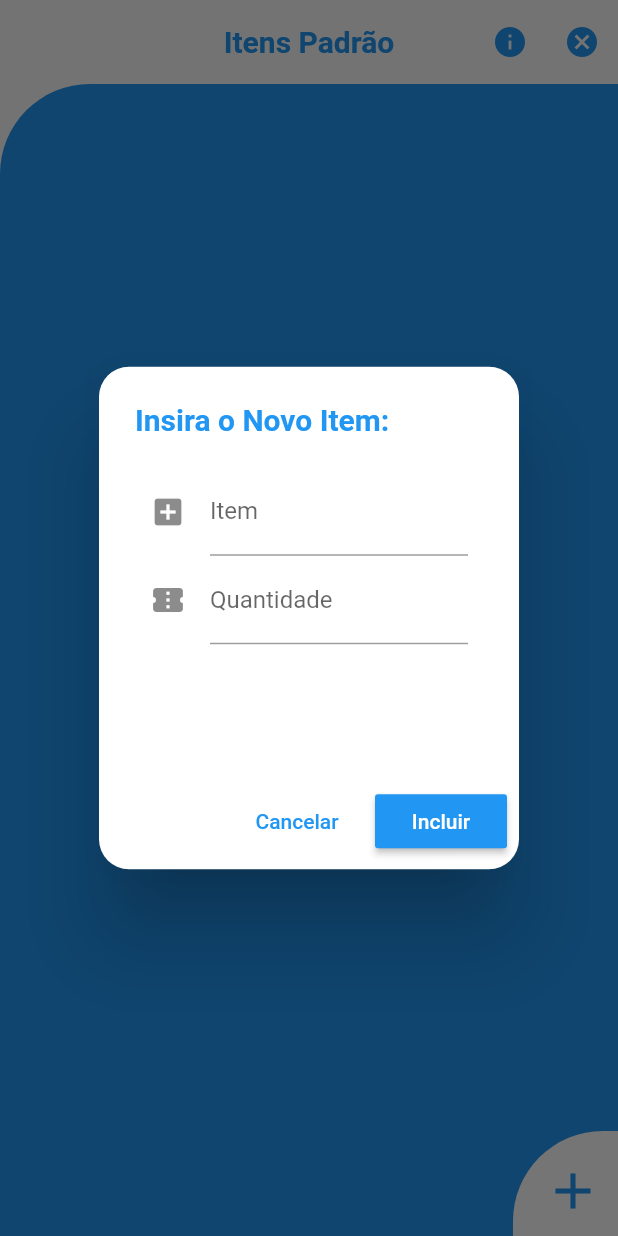
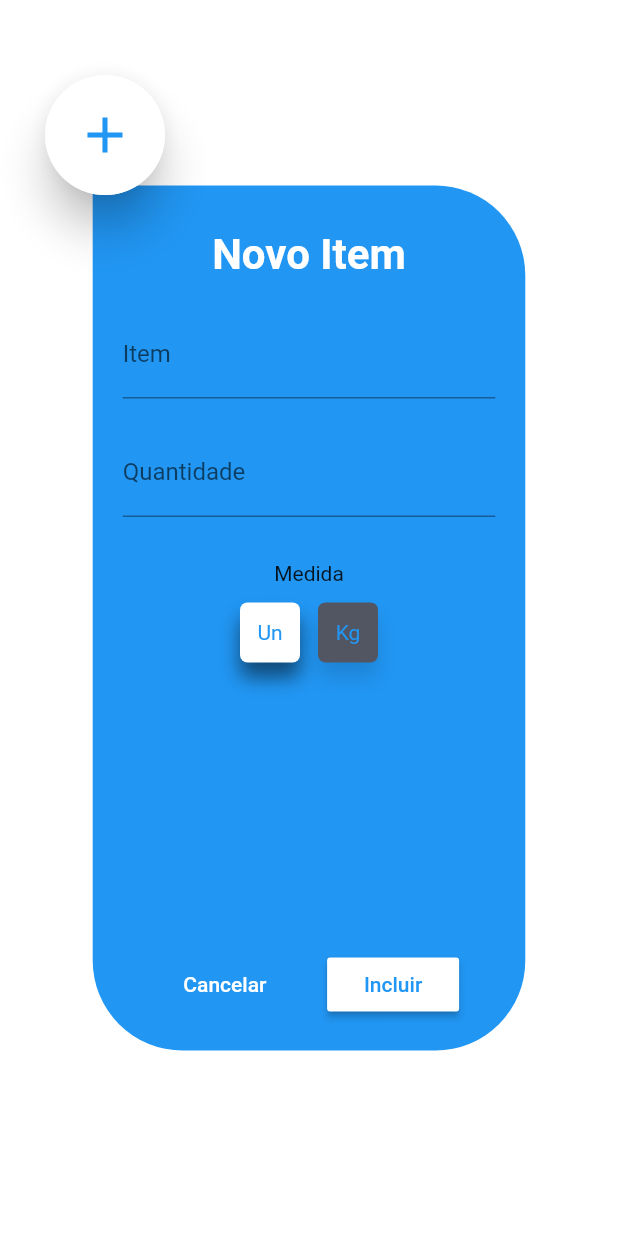
Before and after one commit to rein4nl1m/compre_certo, a Flutter app: the screen it shows after launch, after a tap on the "add" icon, on a phone screen of 412 x 824 dp. Run offline on Flutter 3.47's test engine with Material 2 defaults, Android fonts, the phone set to English and light mode, and no system bars; our stand-ins replace sqflite; accounts and stored records are empty.

Commit message:
Melhoria na tela de Novo Item

```diff
--- a/lib/screen/itensPadraoScreen.dart
+++ b/lib/screen/itensPadraoScreen.dart
@@ -1,5 +1,6 @@
 import 'package:compre_certo/db/dbProvider.dart';
 import 'package:compre_certo/models/itemModel.dart';
+import 'package:compre_certo/screen/novoItemScreen.dart';
 import 'package:compre_certo/widgets/editarItemAlert.dart';
 import 'package:compre_certo/widgets/infoAlert.dart';
 import 'package:compre_certo/widgets/novoItemAlert.dart';
@@ -68,7 +69,8 @@ class _ItensPadraoScreenState extends State<ItensPadraoScreen> {
                         fontWeight: FontWeight.bold),
                     textAlign: TextAlign.center,
                   ),
-                  shape: RoundedRectangleBorder(borderRadius: BorderRadius.circular(20)),
+                  shape: RoundedRectangleBorder(
+                      borderRadius: BorderRadius.circular(20)),
                   content: const Text(
                       "Não existem itens na lista para serem excluídos!"),
                   actions: <Widget>[
@@ -217,7 +219,9 @@ class _ItensPadraoScreenState extends State<ItensPadraoScreen> {
               bottom: 0,
               right: 0,
               child: InkWell(
-                onTap: showAlertNovoItem,
+                onTap: () => Navigator.push(context,
+                    MaterialPageRoute(builder: (context) => NovoItemScreen())),
+                //showAlertNovoItem,
                 child: Container(
                   decoration: BoxDecoration(
                       color: Colors.white,
--- /dev/null
+++ b/lib/screen/novoItemScreen.dart
@@ -0,0 +1,191 @@
+import 'package:compre_certo/db/dbProvider.dart';
+import 'package:compre_certo/models/itemModel.dart';
+import 'package:flutter/material.dart';
+
+class NovoItemScreen extends StatefulWidget {
+  @override
+  _NovoItemScreenState createState() => _NovoItemScreenState();
+}
+
+class _NovoItemScreenState extends State<NovoItemScreen> {
+  GlobalKey<FormState> _form = GlobalKey<FormState>();
+  TextEditingController _itemController = TextEditingController();
+  TextEditingController _qtdController = TextEditingController();
+  FocusNode _nodeItem = FocusNode();
+  FocusNode _nodeQtd = FocusNode();
+  DBProvider db = DBProvider.instance;
+  int currentUnidIndex = 0;
+  List<String> unidList = ["Un", "Kg"];
+
+  @override
+  Widget build(BuildContext context) {
+    Widget unidItem(String size, bool isSelected, BuildContext context) {
+      return Padding(
+        padding: const EdgeInsets.all(6.0),
+        child: Container(
+          width: 40.0,
+          height: 40.0,
+          decoration: BoxDecoration(
+              color: isSelected ? Colors.white : Color(0xFF525663),
+              borderRadius: BorderRadius.circular(5.0),
+              boxShadow: [
+                BoxShadow(
+                    color: isSelected
+                        ? Colors.black.withOpacity(.5)
+                        : Colors.black12,
+                    offset: Offset(0.0, 10.0),
+                    blurRadius: 10.0)
+              ]),
+          child: Center(
+            child: Text(size, style: TextStyle(color: Colors.blue)),
+          ),
+        ),
+      );
+    }
+
+    return Scaffold(
+      backgroundColor: Colors.white,
+      body: Stack(
+        children: <Widget>[
+          Center(
+            child: Container(
+              height: MediaQuery.of(context).size.height * .7,
+              width: MediaQuery.of(context).size.width * .7,
+              decoration: BoxDecoration(
+                  color: Colors.blue,
+                  borderRadius: BorderRadius.only(
+                      topRight: Radius.circular(60),
+                      bottomLeft: Radius.circular(60),
+                      bottomRight: Radius.circular(60))),
+              padding:
+                  EdgeInsets.only(top: 30, bottom: 20, left: 20, right: 20),
+              child: Column(
+                  mainAxisAlignment: MainAxisAlignment.start,
+                  children: <Widget>[
+                    const Text("Novo Item",
+                        style: TextStyle(
+                            color: Colors.white,
+                            fontSize: 28,
+                            fontWeight: FontWeight.bold)),
+                    SingleChildScrollView(
+                      child: Form(
+                        key: _form,
+                        child: Column(
+                          children: <Widget>[
+                            SizedBox(
+                              height: 20,
+                            ),
+                            TextFormField(
+                              decoration: InputDecoration(labelText: "Item"),
+                              controller: _itemController,
+                              focusNode: _nodeItem,
+                              textInputAction: TextInputAction.next,
+                              onFieldSubmitted: (_) =>
+                                  FocusScope.of(context).requestFocus(_nodeQtd),
+                              validator: (value) {
+                                if (value.isEmpty ||
+                                    value == "" ||
+                                    value.length < 2) {
+                                  FocusScope.of(context)
+                                      .requestFocus(_nodeItem);
+                                  return "Insira um item válido";
+                                }
+                              },
+                            ),
+                            SizedBox(
+                              height: 20,
+                            ),
+                            TextFormField(
+                                decoration: InputDecoration(
+                                  labelText: "Quantidade",
+                                ),
+                                controller: _qtdController,
+                                keyboardType: TextInputType.number,
+                                focusNode: _nodeQtd,
+                                validator: (value) {
+                                  if (value.isEmpty || int.parse(value) == 0) {
+                                    return "Insira uma quantidade válida";
+                                  }
+                                })
+                          ],
+                        ),
+                      ),
+                    ),
+                    SizedBox(
+                      height: 30,
+                    ),
+                    Column(
+                        crossAxisAlignment: CrossAxisAlignment.center,
+                        children: <Widget>[
+                          Text("Medida"),
+                          SizedBox(height: 5),
+                          Row(
+                              mainAxisAlignment: MainAxisAlignment.center,
+                              crossAxisAlignment: CrossAxisAlignment.center,
+                              children: unidList.map((item) {
+                                var index = unidList.indexOf(item);
+                                return GestureDetector(
+                                  onTap: () {
+                                    setState(() {
+                                      currentUnidIndex = index;
+                                    });
+                                  },
+                                  child: unidItem(
+                                      item, index == currentUnidIndex, context),
+                                );
+                              }).toList())
+                        ]),
+                    Spacer(),
+                    Row(
+                      mainAxisAlignment: MainAxisAlignment.spaceEvenly,
+                      children: <Widget>[
+                        FlatButton(
+                            child: const Text("Cancelar",
+                                style: TextStyle(color: Colors.white)),
+                            onPressed: () {
+                              Navigator.pop(context);
+                            }),
+                        RaisedButton(
+                          color: Colors.white,
+                          child: const Text("Incluir",
+                              style: TextStyle(color: Colors.blue)),
+                          onPressed: () {
+                            if (_form.currentState.validate()) {
+                              var item = Item();
+                              item.nome = _itemController.text
+                                      .substring(0, 1)
+                                      .toUpperCase() +
+                                  _itemController.text.substring(1);
+                              item.quantidade = int.parse(_qtdController.text);
+                              db.insertItem(item);
+                              setState(() {});
+                              Navigator.pop(context);
+                            }
+                          },
+                        )
+                      ],
+                    )
+                  ]),
+            ),
+          ),
+          Positioned(
+              top: 50,
+              left: 30,
+              child: Material(
+                borderRadius: BorderRadius.circular(80),
+                elevation: 12,
+                child: Container(
+                    width: 80,
+                    height: 80,
+                    decoration: BoxDecoration(
+                        color: Colors.white,
+                        borderRadius: BorderRadius.circular(80)),
+                    child: Center(
+                        child: Icon(Icons.add,
+                            color: Colors.blue, size: 40))),
+              ))
+        ],
+      ),
+    );
+  }
+}
```
